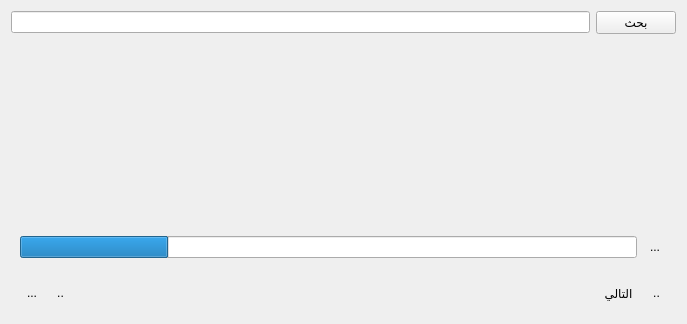
First picture: the form in src/quransearchwidget.ui, repository boussouira/albahhet, before the edit.
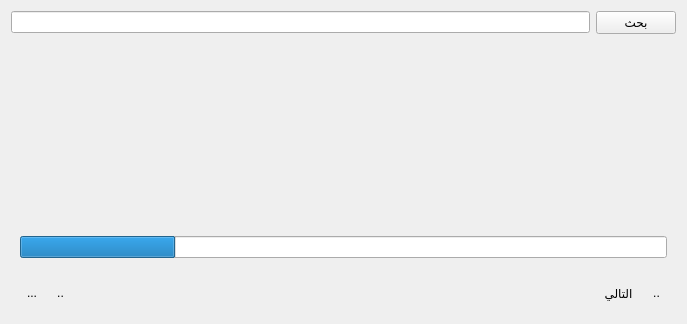
Second picture: the form after the edit. Icons and pictures are not drawn.

Patch:
```diff
--- a/src/quransearchwidget.ui
+++ b/src/quransearchwidget.ui
@@ -60,20 +60,6 @@
         </property>
        </widget>
       </item>
-      <item>
-       <widget class="QToolButton" name="buttonStopFetech">
-        <property name="text">
-         <string>...</string>
-        </property>
-        <property name="icon">
-         <iconset resource="resources.qrc">
-          <normaloff>:/data/images/delete.png</normaloff>:/data/images/delete.png</iconset>
-        </property>
-        <property name="autoRaise">
-         <bool>true</bool>
-        </property>
-       </widget>
-      </item>
      </layout>
     </widget>
    </item>
```
